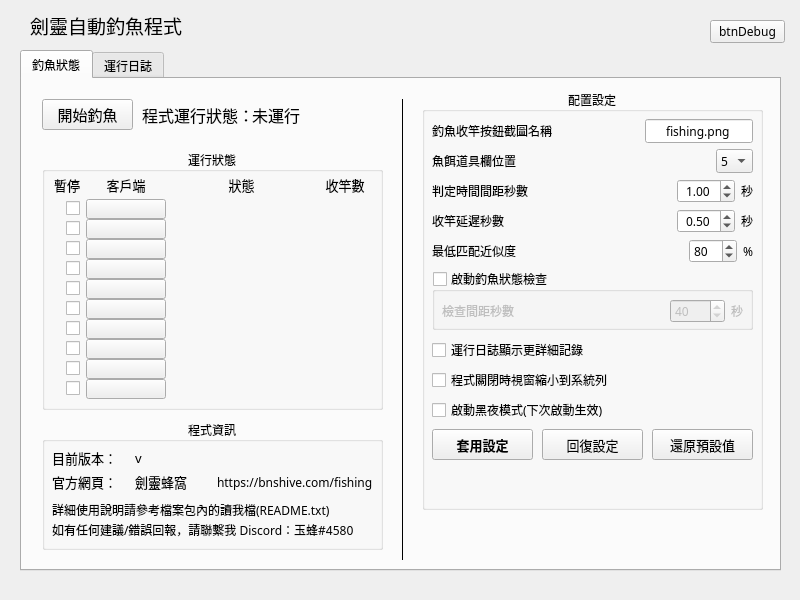
The window that gui.ui (dbnryanc92/BNSAutoFishing) describes before a commit, drawn with Qt 5.
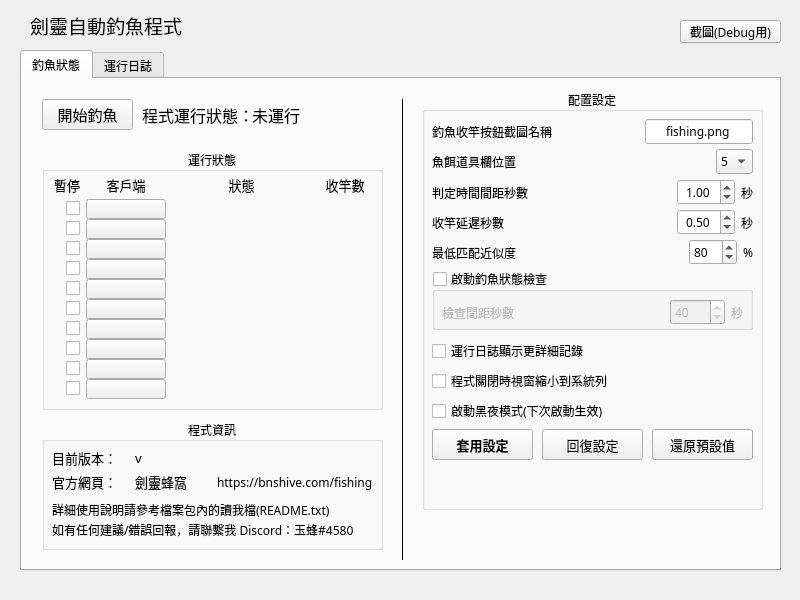
The same window after the commit. Icons and pictures are not drawn.

Patch:
```diff
--- a/gui.ui
+++ b/gui.ui
@@ -111,6 +111,7 @@
      </property>
      <property name="font">
       <font>
+       <family>微軟正黑體</family>
        <pointsize>10</pointsize>
       </font>
      </property>
@@ -247,7 +248,7 @@
          <x>10</x>
          <y>60</y>
          <width>321</width>
-         <height>24</height>
+         <height>26</height>
         </rect>
        </property>
        <layout class="QHBoxLayout" name="frameBaitKey">
@@ -306,7 +307,7 @@
          <x>10</x>
          <y>90</y>
          <width>321</width>
-         <height>24</height>
+         <height>27</height>
         </rect>
        </property>
        <layout class="QHBoxLayout" name="frameInterval">
@@ -367,7 +368,7 @@
          <x>10</x>
          <y>120</y>
          <width>321</width>
-         <height>24</height>
+         <height>27</height>
         </rect>
        </property>
        <layout class="QHBoxLayout" name="frameDragDelay">
@@ -428,7 +429,7 @@
          <x>10</x>
          <y>150</y>
          <width>321</width>
-         <height>24</height>
+         <height>27</height>
         </rect>
        </property>
        <layout class="QHBoxLayout" name="frameThreshold">
@@ -508,7 +509,7 @@
              <x>10</x>
              <y>30</y>
              <width>301</width>
-             <height>24</height>
+             <height>27</height>
             </rect>
            </property>
            <layout class="QHBoxLayout" name="frameStopCheckInterval">
@@ -570,7 +571,7 @@
          <x>10</x>
          <y>30</y>
          <width>321</width>
-         <height>24</height>
+         <height>26</height>
         </rect>
        </property>
        <layout class="QHBoxLayout" name="frame1CaptureImg">
@@ -615,7 +616,7 @@
          <x>10</x>
          <y>250</y>
          <width>321</width>
-         <height>22</height>
+         <height>24</height>
         </rect>
        </property>
        <layout class="QHBoxLayout" name="frameShowDetails">
@@ -637,7 +638,7 @@
          <x>10</x>
          <y>310</y>
          <width>321</width>
-         <height>22</height>
+         <height>24</height>
         </rect>
        </property>
        <layout class="QHBoxLayout" name="frameDarkTheme">
@@ -783,7 +784,7 @@
          <x>10</x>
          <y>280</y>
          <width>321</width>
-         <height>22</height>
+         <height>24</height>
         </rect>
        </property>
        <layout class="QHBoxLayout" name="frameHideToTray">
@@ -1761,9 +1762,9 @@
    <widget class="QWidget" name="widgetDebug" native="true">
     <property name="geometry">
      <rect>
-      <x>700</x>
+      <x>670</x>
       <y>10</y>
-      <width>91</width>
+      <width>121</width>
       <height>41</height>
      </rect>
     </property>
@@ -1775,12 +1776,12 @@
       <rect>
        <x>10</x>
        <y>10</y>
-       <width>75</width>
+       <width>101</width>
        <height>23</height>
       </rect>
      </property>
      <property name="text">
-      <string>btnDebug</string>
+      <string>截圖(Debug用)</string>
      </property>
     </widget>
    </widget>
```
Left out of the diff: 20 changed lines with no effect on the pictures.
